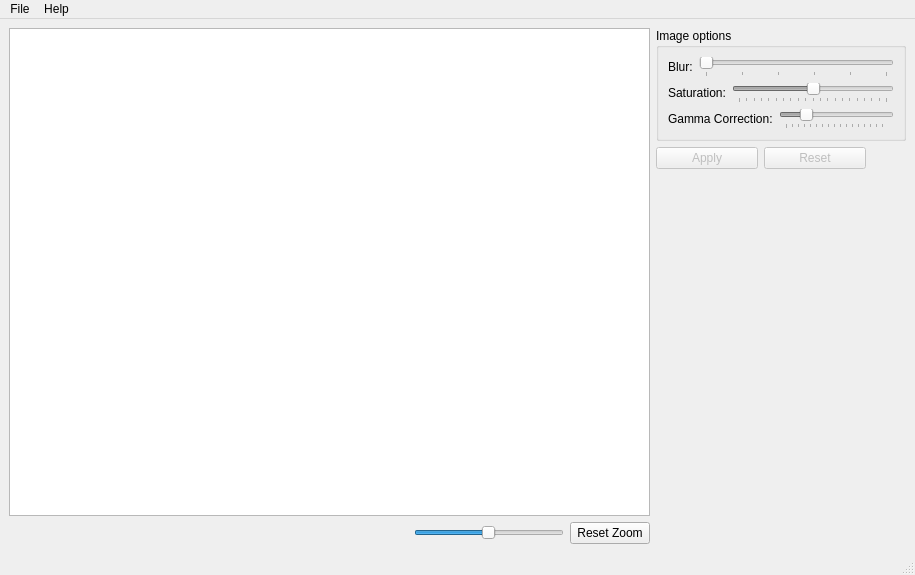
The window that mainwindow.ui (abansal755/Image-Editor) describes before a commit, drawn with Qt 5.
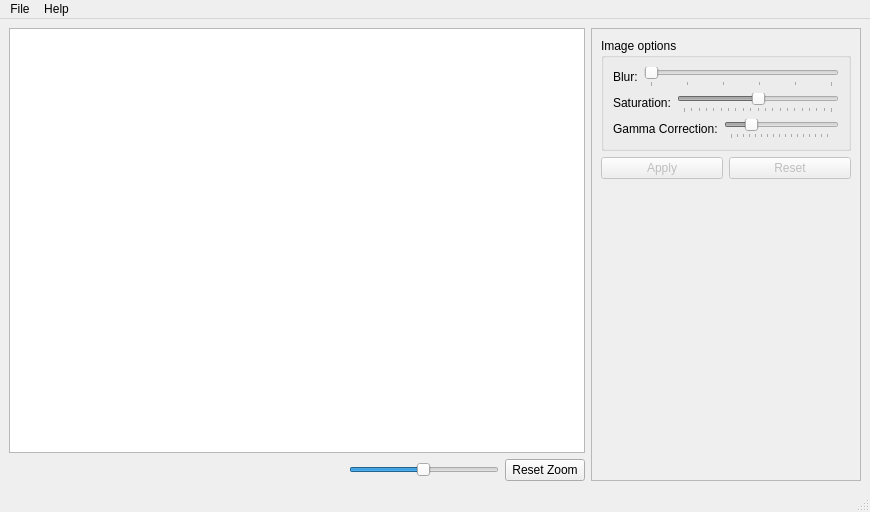
The same window after the commit.

Commit message: Added Scroll Area

The edit to the form file:
```diff
--- a/mainwindow.ui
+++ b/mainwindow.ui
@@ -6,8 +6,8 @@
    <rect>
     <x>0</x>
     <y>0</y>
-    <width>915</width>
-    <height>575</height>
+    <width>870</width>
+    <height>512</height>
    </rect>
   </property>
   <property name="sizePolicy">
@@ -20,7 +20,7 @@
    <string>Image Editor</string>
   </property>
   <widget class="QWidget" name="centralwidget">
-   <layout class="QHBoxLayout" name="horizontalLayout_6">
+   <layout class="QHBoxLayout" name="horizontalLayout_7">
     <item>
      <layout class="QVBoxLayout" name="verticalLayout_3">
       <item>
@@ -81,11 +81,32 @@
      </layout>
     </item>
     <item>
+     <widget class="QScrollArea" name="scrollArea">
+      <property name="sizePolicy">
+       <sizepolicy hsizetype="Fixed" vsizetype="Expanding">
+        <horstretch>0</horstretch>
+        <verstretch>0</verstretch>
+       </sizepolicy>
+      </property>
+      <property name="widgetResizable">
+       <bool>true</bool>
+      </property>
+      <widget class="QWidget" name="scrollAreaWidgetContents">
+       <property name="geometry">
+        <rect>
+         <x>0</x>
+         <y>0</y>
+         <width>270</width>
+         <height>451</height>
+        </rect>
+       </property>
+       <layout class="QHBoxLayout" name="horizontalLayout_6">
+        <item>
      <layout class="QVBoxLayout" name="verticalLayout_2">
       <item>
        <widget class="QGroupBox" name="groupBox">
         <property name="sizePolicy">
-         <sizepolicy hsizetype="Fixed" vsizetype="Preferred">
+             <sizepolicy hsizetype="Preferred" vsizetype="Preferred">
           <horstretch>0</horstretch>
           <verstretch>0</verstretch>
          </sizepolicy>
@@ -102,6 +123,12 @@
           <height>0</height>
          </size>
         </property>
+            <property name="layoutDirection">
+             <enum>Qt::LeftToRight</enum>
+            </property>
+            <property name="autoFillBackground">
+             <bool>false</bool>
+            </property>
         <property name="title">
          <string>Image options</string>
         </property>
@@ -248,22 +275,6 @@
           </property>
          </widget>
         </item>
-        <item>
-         <spacer name="horizontalSpacer">
-          <property name="orientation">
-           <enum>Qt::Horizontal</enum>
-          </property>
-          <property name="sizeType">
-           <enum>QSizePolicy::Preferred</enum>
-          </property>
-          <property name="sizeHint" stdset="0">
-           <size>
-            <width>40</width>
-            <height>20</height>
-           </size>
-          </property>
-         </spacer>
-        </item>
        </layout>
       </item>
       <item>
@@ -283,12 +294,16 @@
     </item>
    </layout>
   </widget>
+     </widget>
+    </item>
+   </layout>
+  </widget>
   <widget class="QMenuBar" name="menubar">
    <property name="geometry">
     <rect>
      <x>0</x>
      <y>0</y>
-     <width>915</width>
+     <width>870</width>
      <height>21</height>
     </rect>
    </property>
```
Lines whose indentation alone changed are shown as unchanged. The commit also changes 2 other files.
